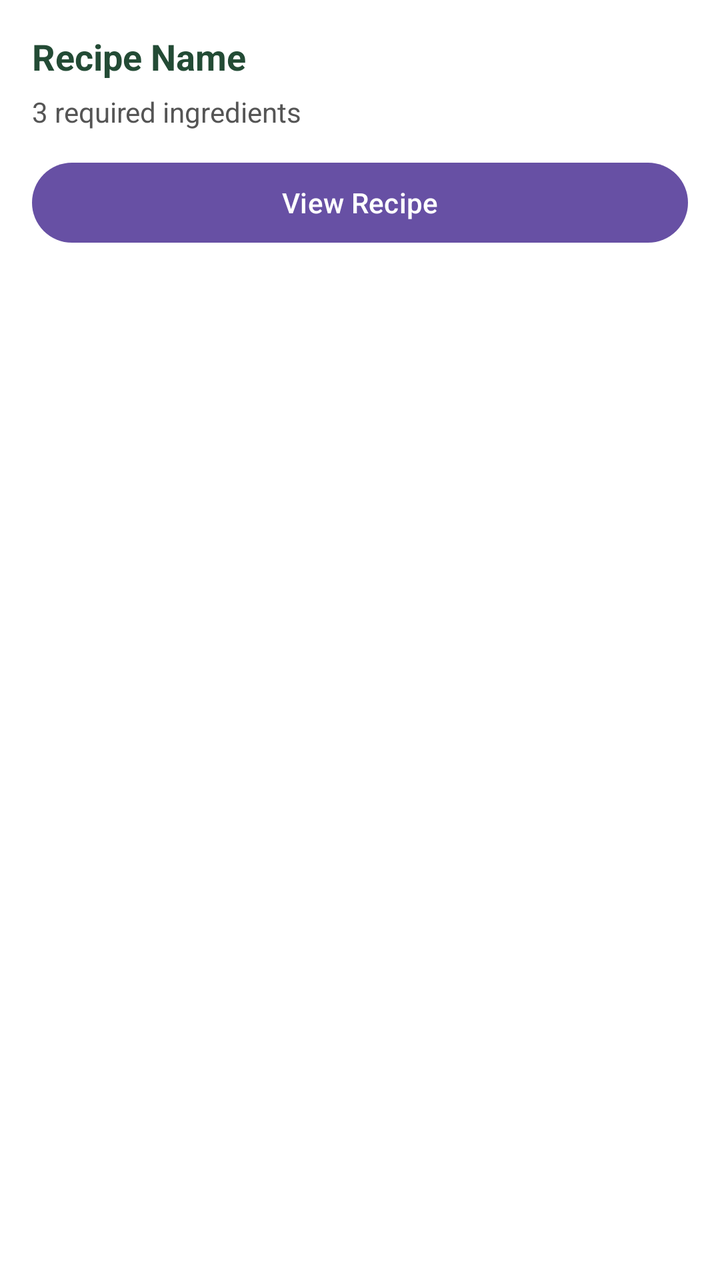
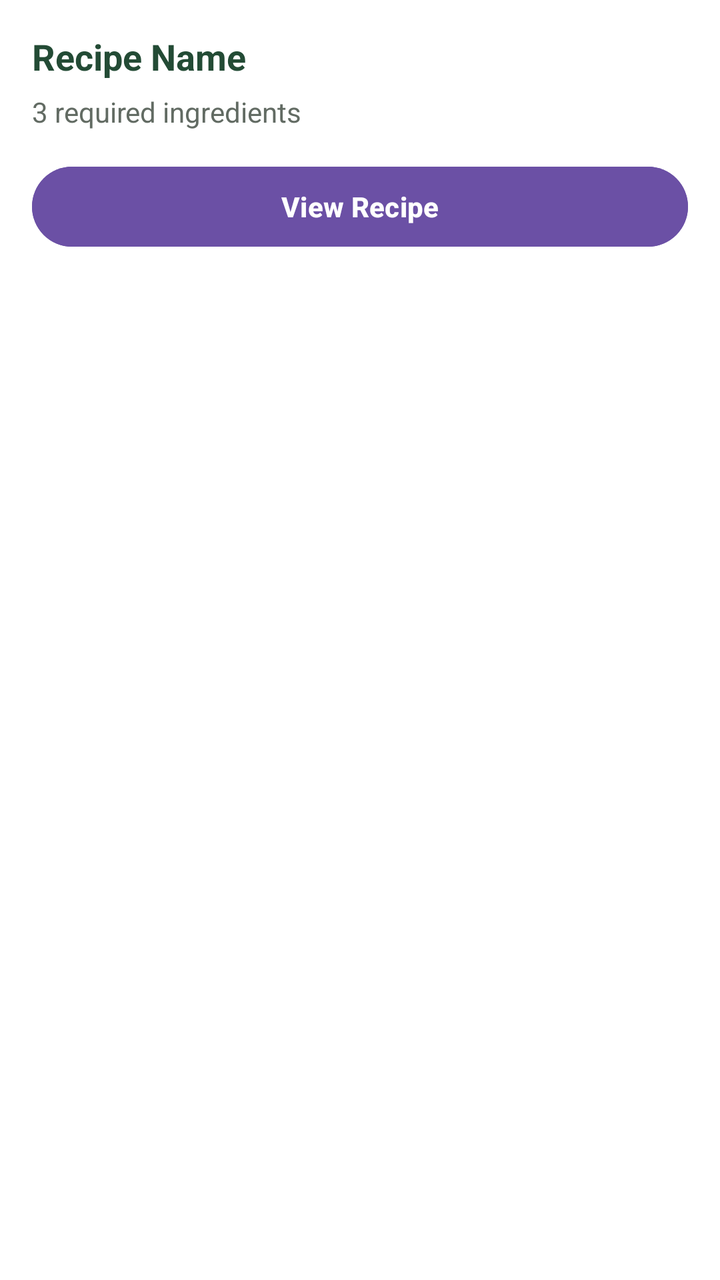

Compare the two renders of this Android layout. The source of the first and the diff that turns it into the second are given below.
<!-- AndroidManifest.xml: application theme Theme.SmartPantryManager -->
<!-- res/layout/item_recipe.xml -->
<?xml version="1.0" encoding="utf-8"?>
<LinearLayout
    xmlns:android="http://schemas.android.com/apk/res/android"
    android:layout_width="match_parent"
    android:layout_height="wrap_content"
    android:orientation="vertical"
    android:padding="16dp"
    android:background="#FFFFFF">

    <TextView
        android:id="@+id/txtRecipeName"
        android:layout_width="match_parent"
        android:layout_height="wrap_content"
        android:text="Recipe Name"
        android:textSize="18sp"
        android:textStyle="bold"
        android:textColor="#234B35"
        android:layout_marginBottom="6dp" />

    <TextView
        android:id="@+id/txtRecipeIngredientCount"
        android:layout_width="match_parent"
        android:layout_height="wrap_content"
        android:text="3 required ingredients"
        android:textSize="14sp"
        android:textColor="#555555"
        android:layout_marginBottom="12dp" />

    <Button
        android:id="@+id/btnViewRecipe"
        android:layout_width="match_parent"
        android:layout_height="wrap_content"
        android:text="View Recipe"
        android:textAllCaps="false" />

</LinearLayout>
<!-- resources referenced by this layout -->
<resources>
  <style name="Theme.SmartPantryManager" parent="Base.Theme.SmartPantryManager" />
  <style name="Base.Theme.SmartPantryManager" parent="Theme.Material3.DayNight">
  
          
          
      </style>
</resources>

<!-- the commit's change to res/layout/item_recipe.xml (unified diff, before → after) -->
@@ -4,9 +4,13 @@
     android:layout_width="match_parent"
     android:layout_height="wrap_content"
     android:orientation="vertical"
-    android:padding="16dp"
+    android:paddingStart="16dp"
+    android:paddingEnd="16dp"
+    android:paddingTop="16dp"
+    android:paddingBottom="14dp"
     android:background="#FFFFFF">
 
+    
     <TextView
         android:id="@+id/txtRecipeName"
         android:layout_width="match_parent"
@@ -15,22 +19,30 @@
         android:textSize="18sp"
         android:textStyle="bold"
         android:textColor="#234B35"
+        android:lineSpacingExtra="2dp"
         android:layout_marginBottom="6dp" />
 
+    
     <TextView
         android:id="@+id/txtRecipeIngredientCount"
         android:layout_width="match_parent"
         android:layout_height="wrap_content"
         android:text="3 required ingredients"
         android:textSize="14sp"
-        android:textColor="#555555"
-        android:layout_marginBottom="12dp" />
+        android:textColor="#626B63"
+        android:layout_marginBottom="14dp" />
 
+    
     <Button
         android:id="@+id/btnViewRecipe"
         android:layout_width="match_parent"
-        android:layout_height="wrap_content"
+        android:layout_height="48dp"
         android:text="View Recipe"
-        android:textAllCaps="false" />
+        android:textAllCaps="false"
+        android:textSize="14sp"
+        android:textStyle="bold"
+        android:textColor="#FFFFFF"
+        android:backgroundTint="#6B50A5"
+        android:stateListAnimator="@null"/>
 
 </LinearLayout>
